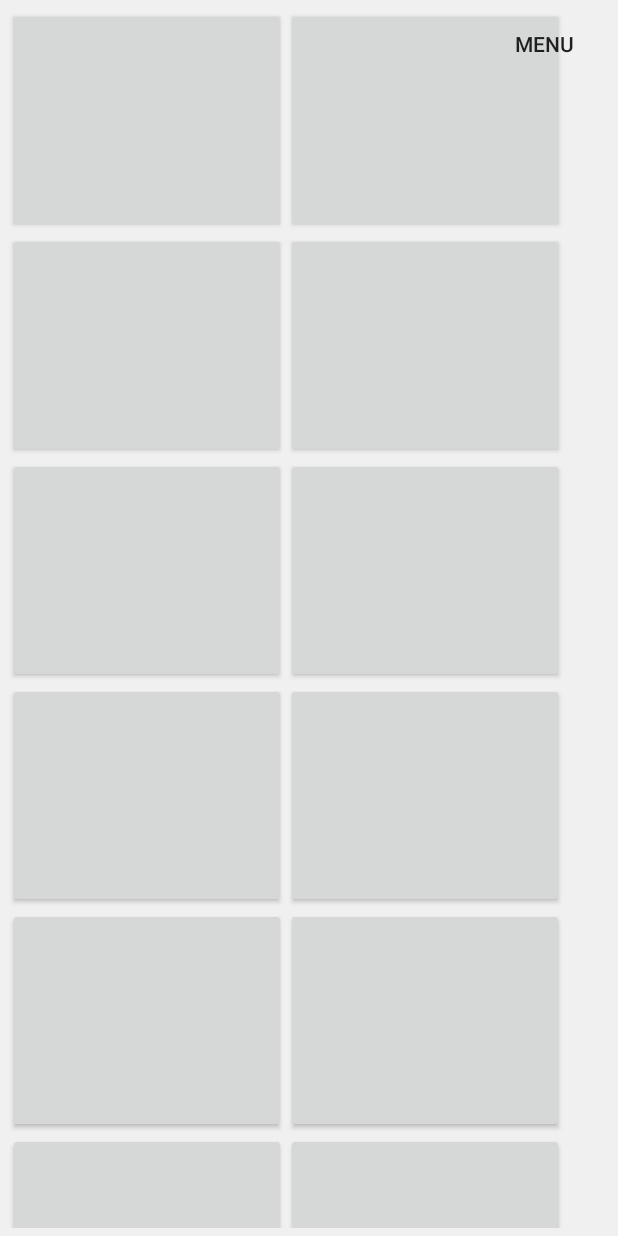
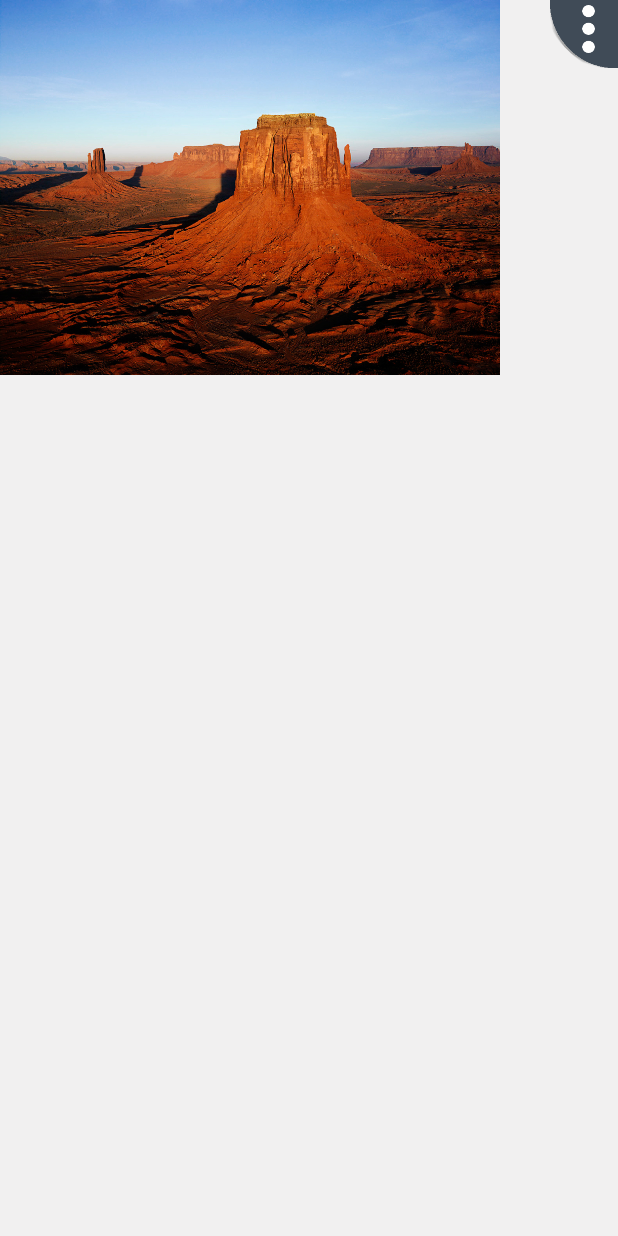
Before and after one commit to JacksonMarkowski/3308-ImageSlide, an Android app: the screen it shows after launch (MainActivity), on a phone screen of 412 x 824 dp. Run offline under Robolectric (Android 15) with nearby library versions, the phone set to English and light mode, and no system bars.

Commit message:
MainActivity additions

```diff
--- a/ImageSlide/app/src/main/AndroidManifest.xml
+++ b/ImageSlide/app/src/main/AndroidManifest.xml
@@ -2,6 +2,7 @@
 <manifest xmlns:android="http://schemas.android.com/apk/res/android"
     package="team16_3308.imageslide" >
 
+    <uses-permission android:name="android.permission.INTERNET"/>
     <application
         android:allowBackup="true"
         android:icon="@mipmap/ic_launcher"
--- a/ImageSlide/app/src/main/java/team16_3308/imageslide/MainActivity.java
+++ b/ImageSlide/app/src/main/java/team16_3308/imageslide/MainActivity.java
@@ -1,6 +1,9 @@
 package team16_3308.imageslide;
 
+import android.graphics.Bitmap;
+import android.graphics.BitmapFactory;
 import android.graphics.drawable.Drawable;
+import android.media.Image;
 import android.support.v7.app.ActionBarActivity;
 import android.support.v7.app.AppCompatActivity;
 import android.os.Bundle;
@@ -9,10 +12,16 @@ import android.view.MotionEvent;
 import android.view.View;
 import android.widget.Button;
 import android.widget.EditText;
+import android.widget.GridLayout;
+import android.widget.ImageButton;
+import android.widget.ImageView;
 import android.widget.LinearLayout;
 import android.widget.RelativeLayout;
 import android.widget.TextView;
+
+import java.io.IOException;
 import java.io.InputStream;
+import java.net.HttpURLConnection;
 import java.net.URL;
 
 public class MainActivity extends AppCompatActivity {
@@ -30,11 +39,17 @@ public class MainActivity extends AppCompatActivity {
         LinearLayout layout = (LinearLayout) findViewById(R.id.menuLayout);
         layout.setVisibility(View.GONE);
 
-        LoadImageFromWebOperations("Google");
+
+        Bitmap bitmap = BitmapFactory.decodeResource(getResources(), R.drawable.desert);
+        ImagePanel p = new ImagePanel(this, bitmap, "Title", "http://link", "Description");
+        p.createImageView();
+
+        //LoadImageFromWebOperations("Google");
     }
 
     //Handles touchEvents for the activity
     public boolean onTouchEvent(MotionEvent e) {
+        /*
         if (menuOpen) {
             LinearLayout layout = (LinearLayout) findViewById(R.id.menuLayout);
             float x = layout.getX();
@@ -52,6 +67,8 @@ public class MainActivity extends AppCompatActivity {
 
         }
         return true;
+        */
+        return true;
     }
 
     public void menuButtonClick(View view) {
@@ -63,7 +80,7 @@ public class MainActivity extends AppCompatActivity {
         LinearLayout layout = (LinearLayout) findViewById(R.id.menuLayout);
         layout.setVisibility(View.VISIBLE);
         menuOpen = true;
-        Button b1 = (Button) findViewById(R.id.button_menu);
+        ImageButton b1 = (ImageButton) findViewById(R.id.menuButton);
         b1.setVisibility(View.GONE);
     }
 
@@ -74,7 +91,7 @@ public class MainActivity extends AppCompatActivity {
         menuOpen = false;
 
         //Re-shows the menuButton
-        Button b = (Button) findViewById(R.id.button_menu);
+        ImageButton b = (ImageButton) findViewById(R.id.menuButton);
         b.setVisibility(View.VISIBLE);
 
         //Opens the imageSitesActivity
@@ -89,7 +106,7 @@ public class MainActivity extends AppCompatActivity {
         menuOpen = false;
 
         //Re-shows the menuButton
-        Button b = (Button) findViewById(R.id.button_menu);
+        ImageButton b = (ImageButton) findViewById(R.id.menuButton);
         b.setVisibility(View.VISIBLE);
 
         //Opens the settingsActivity
--- a/ImageSlide/app/src/main/res/drawable/border_shadow.xml
+++ b/ImageSlide/app/src/main/res/drawable/border_shadow.xml
@@ -4,18 +4,17 @@
         <shape>
             <!-- set the shadow color here -->
             <stroke
-                android:width="2dp"
+                android:width="5dp"
                 android:color="#20000000" />
 
             <!-- setting the thickness of shadow (positive value will give shadow on that side) -->
 
             <padding
-                android:bottom="1dp"
-                android:left="1dp"
-                android:right="1dp"
-                android:top="1dp" />
+                android:bottom="5dp"
+                android:left="5dp"
+                android:right="0dp"
+                android:top="0dp" />
 
-            <corners android:radius="3dp" />
         </shape>
     </item>
 
@@ -24,7 +23,6 @@
     <item>
         <shape>
             <solid android:color="#b0b0b0" />
-            <corners android:radius="3dp" />
         </shape>
     </item>
 </layer-list>
--- a/ImageSlide/app/src/main/res/layout/activity_main.xml
+++ b/ImageSlide/app/src/main/res/layout/activity_main.xml
@@ -5,8 +5,7 @@
     android:layout_height="match_parent"
     android:orientation="horizontal"
     android:background="@color/backgroundMain"
-    android:id="@+id/mainLayout"
-    android:padding="5dp">
+    android:id="@+id/mainLayout" >
 
     <ScrollView
         android:layout_width="match_parent"
@@ -15,80 +14,21 @@
         <GridLayout
             android:layout_width="match_parent"
             android:layout_height="match_parent"
-            android:columnCount="2">
+            android:columnCount="2"
+            android:id="@+id/gridLayout">
 
-            <Button
-                android:layout_width="185dp"
-                android:layout_height="150dp"
-                android:id="@+id/button1"/>
-
-            <Button
-                android:layout_width="185dp"
-                android:layout_height="150dp"
-                android:id="@+id/button2"/>
-
-            <Button
-                android:layout_width="185dp"
-                android:layout_height="150dp"
-                android:id="@+id/button3"/>
-
-            <Button
-                android:layout_width="185dp"
-                android:layout_height="150dp"
-                android:id="@+id/button4"/>
-
-            <Button
-                android:layout_width="185dp"
-                android:layout_height="150dp"
-                android:id="@+id/button5"/>
-
-            <Button
-                android:layout_width="185dp"
-                android:layout_height="150dp"
-                android:id="@+id/button6"/>
-
-            <Button
-                android:layout_width="185dp"
-                android:layout_height="150dp"
-                android:id="@+id/button7"/>
-
-            <Button
-                android:layout_width="185dp"
-                android:layout_height="150dp"
-                android:id="@+id/button8"/>
-
-            <Button
-                android:layout_width="185dp"
-                android:layout_height="150dp"
-                android:id="@+id/button9"/>
-
-            <Button
-                android:layout_width="185dp"
-                android:layout_height="150dp"
-                android:id="@+id/button10"/>
-
-            <Button
-                android:layout_width="185dp"
-                android:layout_height="150dp"
-                android:id="@+id/button11"/>
-
-            <Button
-                android:layout_width="185dp"
-                android:layout_height="150dp"
-                android:id="@+id/button12"/>
         </GridLayout>
     </ScrollView>
 
-    <Button
-        android:id="@+id/button_menu"
-        android:layout_width="wrap_content"
-        android:layout_height="wrap_content"
-        android:text="Menu"
-        android:textColor="@color/menuText"
+    <ImageButton
+        android:layout_width="45dp"
+        android:layout_height="45dp"
+        android:onClick="menuButtonClick"
+        android:id="@+id/menuButton"
+        android:src="@drawable/menu_icon"
         android:layout_gravity="end"
-        android:onClick="menuButtonClick"
-        android:background="#00000000"
-        style="?android:attr/borderlessButtonStyle"/>
+        android:scaleType="fitCenter"
+        android:background="@null" />
 
     <LinearLayout
         android:id="@+id/menuLayout"
```
Also changed, not shown: ImageSlide/app/src/main/res/drawable/desert.jpg (added), ImageSlide/app/src/main/res/drawable/menu__symbol.png (added), ImageSlide/app/src/main/res/drawable/menu_icon.png (added), ImageSlide/app/src/main/res/drawable/penguins.jpg (added).
